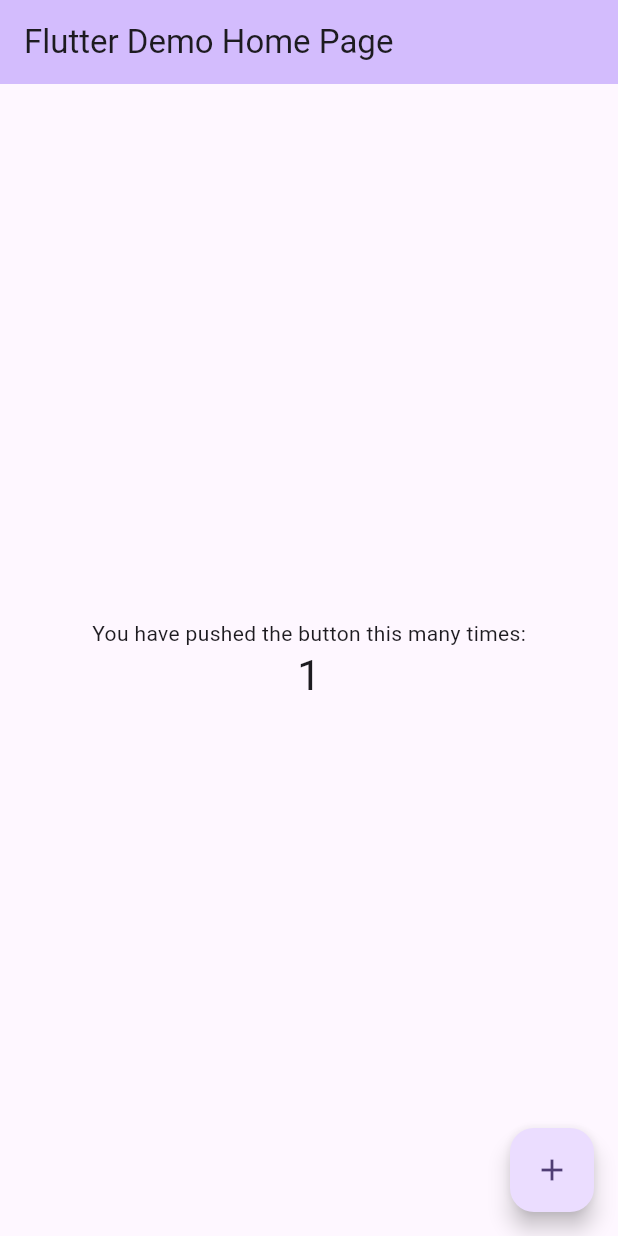
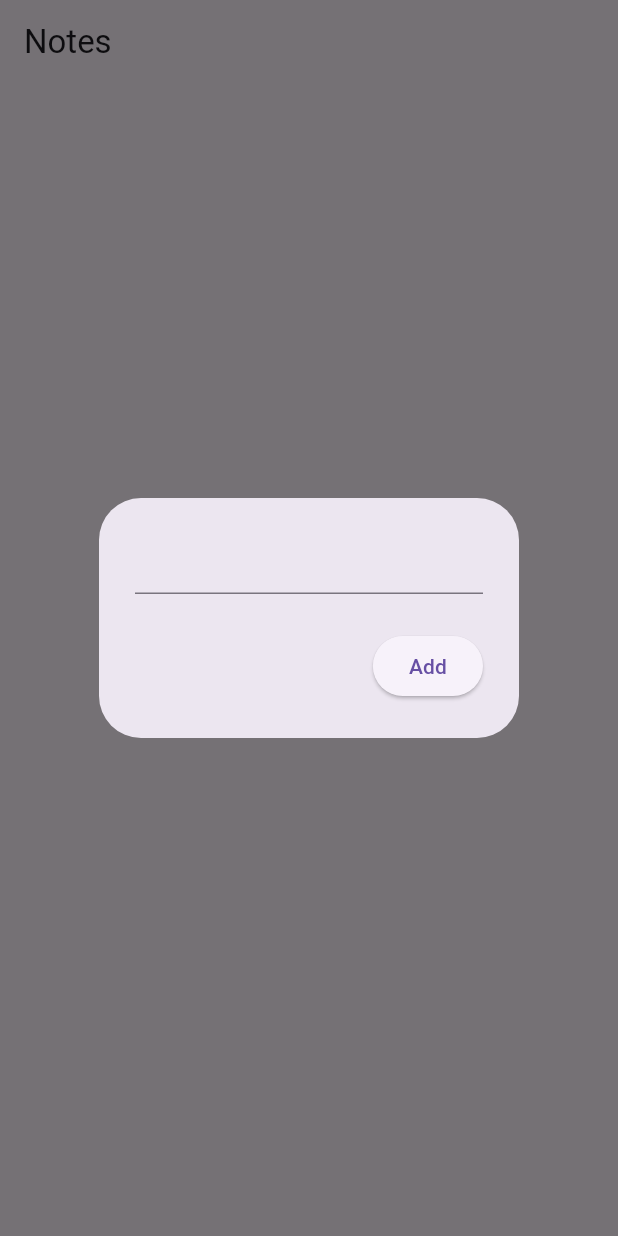
Before and after one commit to oofxy/tugas_mobile_firebase, a Flutter app: the screen it shows after launch, after a tap on the "add" icon, on a phone screen of 412 x 824 dp. Run offline on Flutter 3.47's test engine with Material 3 defaults, Android fonts, the phone set to English and light mode, and no system bars; our stand-ins replace cloud_firestore, firebase_core; accounts and stored records are empty.

Commit message:
added create note function

```diff
--- a/lib/main.dart
+++ b/lib/main.dart
@@ -1,6 +1,11 @@
+import 'package:firebase_core/firebase_core.dart';
 import 'package:flutter/material.dart';
+import 'package:tugas_mobile_firebase/firebase_options.dart';
+import 'package:tugas_mobile_firebase/pages/note_page.dart';
 
-void main() {
+void main() async{
+  WidgetsFlutterBinding.ensureInitialized();
+  await Firebase.initializeApp(options: DefaultFirebaseOptions.currentPlatform);
   runApp(const MyApp());
 }
 
@@ -11,115 +16,7 @@ class MyApp extends StatelessWidget {
   @override
   Widget build(BuildContext context) {
     return MaterialApp(
-      title: 'Flutter Demo',
-      theme: ThemeData(
-        // This is the theme of your application.
-        //
-        // TRY THIS: Try running your application with "flutter run". You'll see
-        // the application has a purple toolbar. Then, without quitting the app,
-        // try changing the seedColor in the colorScheme below to Colors.green
-        // and then invoke "hot reload" (save your changes or press the "hot
-        // reload" button in a Flutter-supported IDE, or press "r" if you used
-        // the command line to start the app).
-        //
-        // Notice that the counter didn't reset back to zero; the application
-        // state is not lost during the reload. To reset the state, use hot
-        // restart instead.
-        //
-        // This works for code too, not just values: Most code changes can be
-        // tested with just a hot reload.
-        colorScheme: ColorScheme.fromSeed(seedColor: Colors.deepPurple),
-        useMaterial3: true,
-      ),
-      home: const MyHomePage(title: 'Flutter Demo Home Page'),
+      home: const NotePage(),
     );
   }
 }
-
-class MyHomePage extends StatefulWidget {
-  const MyHomePage({super.key, required this.title});
-
-  // This widget is the home page of your application. It is stateful, meaning
-  // that it has a State object (defined below) that contains fields that affect
-  // how it looks.
-
-  // This class is the configuration for the state. It holds the values (in this
-  // case the title) provided by the parent (in this case the App widget) and
-  // used by the build method of the State. Fields in a Widget subclass are
-  // always marked "final".
-
-  final String title;
-
-  @override
-  State<MyHomePage> createState() => _MyHomePageState();
-}
-
-class _MyHomePageState extends State<MyHomePage> {
-  int _counter = 0;
-
-  void _incrementCounter() {
-    setState(() {
-      // This call to setState tells the Flutter framework that something has
-      // changed in this State, which causes it to rerun the build method below
-      // so that the display can reflect the updated values. If we changed
-      // _counter without calling setState(), then the build method would not be
-      // called again, and so nothing would appear to happen.
-      _counter++;
-    });
-  }
-
-  @override
-  Widget build(BuildContext context) {
-    // This method is rerun every time setState is called, for instance as done
-    // by the _incrementCounter method above.
-    //
-    // The Flutter framework has been optimized to make rerunning build methods
-    // fast, so that you can just rebuild anything that needs updating rather
-    // than having to individually change instances of widgets.
-    return Scaffold(
-      appBar: AppBar(
-        // TRY THIS: Try changing the color here to a specific color (to
-        // Colors.amber, perhaps?) and trigger a hot reload to see the AppBar
-        // change color while the other colors stay the same.
-        backgroundColor: Theme.of(context).colorScheme.inversePrimary,
-        // Here we take the value from the MyHomePage object that was created by
-        // the App.build method, and use it to set our appbar title.
-        title: Text(widget.title),
-      ),
-      body: Center(
-        // Center is a layout widget. It takes a single child and positions it
-        // in the middle of the parent.
-        child: Column(
-          // Column is also a layout widget. It takes a list of children and
-          // arranges them vertically. By default, it sizes itself to fit its
-          // children horizontally, and tries to be as tall as its parent.
-          //
-          // Column has various properties to control how it sizes itself and
-          // how it positions its children. Here we use mainAxisAlignment to
-          // center the children vertically; the main axis here is the vertical
-          // axis because Columns are vertical (the cross axis would be
-          // horizontal).
-          //
-          // TRY THIS: Invoke "debug painting" (choose the "Toggle Debug Paint"
-          // action in the IDE, or press "p" in the console), to see the
-          // wireframe for each widget.
-          mainAxisAlignment: MainAxisAlignment.center,
-          children: <Widget>[
-            const Text(
-              'You have pushed the button this many times:',
-            ),
-            Text(
-              '$_counter',
-              style: Theme.of(context).textTheme.headlineMedium,
-            ),
-          ],
-        ),
-      ),
-      floatingActionButton: FloatingActionButton(
-        onPressed: _incrementCounter,
-        tooltip: 'Increment',
-        child: const Icon(Icons.add),
-      ), // This trailing comma makes auto-formatting nicer for build methods.
-    );
-  }
-}
--- a/lib/pages/note_page.dart
+++ b/lib/pages/note_page.dart
@@ -0,0 +1,40 @@
+import 'package:firebase_core/firebase_core.dart';
+import 'package:flutter/material.dart';
+import 'package:tugas_mobile_firebase/services/firestore_service.dart';
+
+class NotePage extends StatelessWidget {
+  const NotePage({super.key});
+
+  @override
+  Widget build(BuildContext context) {
+    final FirestoreService firestoreService = FirestoreService();
+    final TextEditingController noteController = TextEditingController();
+    return Scaffold(
+      appBar: AppBar(
+        title: Text("Notes"),
+      ),
+      body: Expanded(
+          child: Center(
+            child: ElevatedButton(
+              onPressed: () {
+                showDialog(context: context, builder: (context) => AlertDialog(
+                  content: TextField(
+                    controller: noteController,
+                  ),
+                  actions: [
+                    ElevatedButton(
+                        onPressed: (){
+                          firestoreService.addNote(noteController.text);
+                        },
+                        child: Text("Add")
+                    )
+                  ],
+                ));
+              },
+              child: Icon(Icons.add)
+            ),
+        )
+      ),
+    );
+  }
+}
--- /dev/null
+++ b/lib/services/firestore_service.dart
@@ -0,0 +1,13 @@
+import 'package:cloud_firestore/cloud_firestore.dart';
+
+class FirestoreService{
+  final CollectionReference notes = FirebaseFirestore.instance.collection('notes');
+
+  //create
+  Future<void> addNote (String note){
+    return notes.add({
+      'note': note,
+      'timestamp': Timestamp.now()
+    });
+  }
+}
```
Also changed, not shown: firebase.json, lib/firebase_options.dart, 1 other file.
